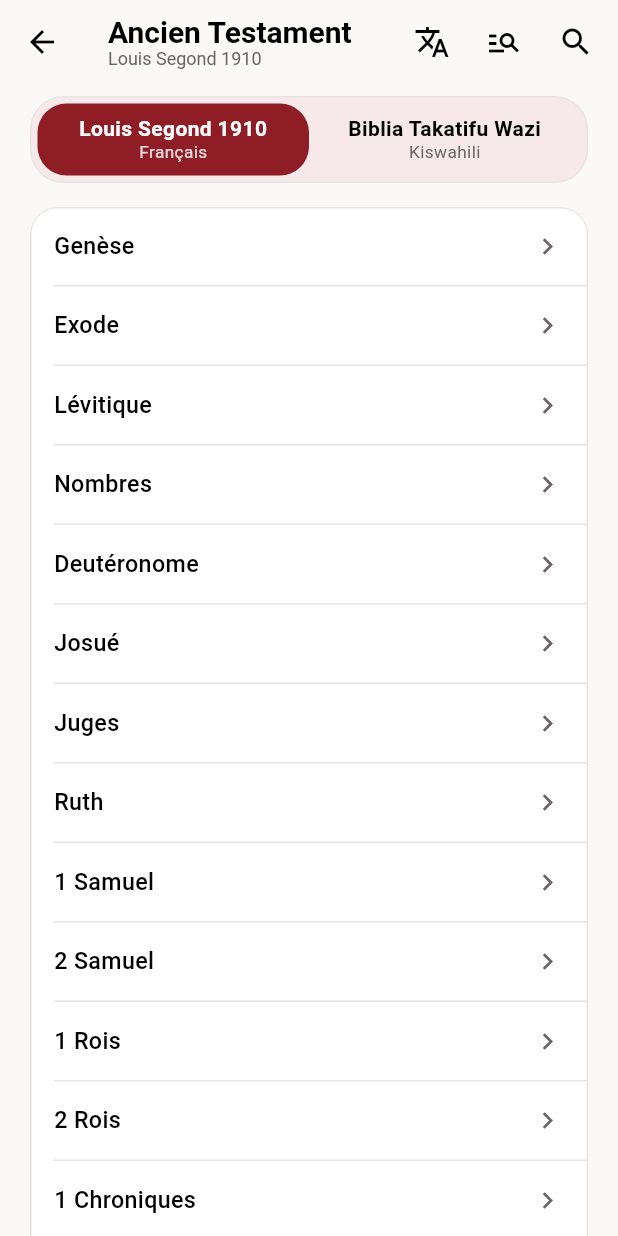
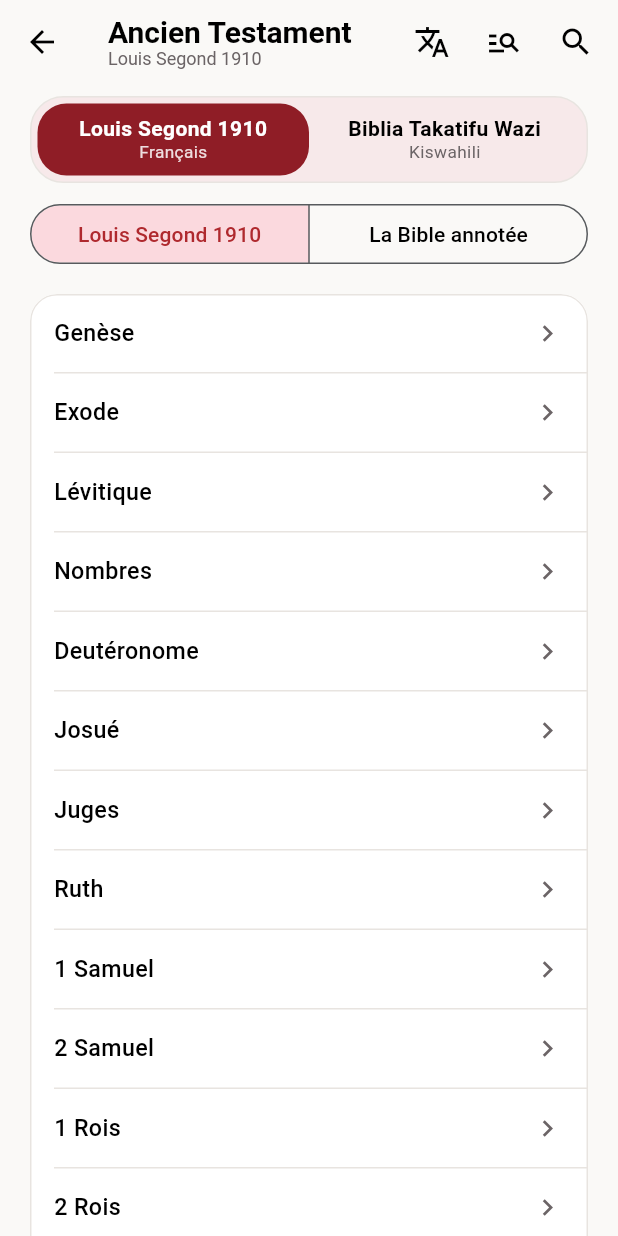
Before and after one commit to chadracklonde/EMUCompagnon, a Flutter app: the BooksScreen screen opened directly, on a phone screen of 412 x 824 dp. Run offline on Flutter 3.47's test engine with Material 3 defaults, Android fonts, the phone set to English and light mode, and no system bars; our stand-ins replace file_picker, flutter_local_notifications, just_audio, package_info_plus, share_plus, shared_preferences and 5 more; missing offline and left inert: quick_actions; accounts and stored records are empty.

Commit message:
Bible : choix entre Louis Segond et la Bible annotée dans l'onglet Bible
Le sélecteur du haut porte le nom de la version française en cours, et une
seconde barre permet de passer de Louis Segond à la Bible annotée. Vérifié en
lançant la version web de l'application (modes Texte, Étude, Notes).

Co-Authored-By: Claude Sonnet 5.5 <noreply@anthropic.com>
Claude-Session: https://claude.ai/code/session_01NQqraTNbDtSvVdBGCguveb

```diff
--- a/lib/features/bible/screens/books_screen.dart
+++ b/lib/features/bible/screens/books_screen.dart
@@ -130,7 +130,19 @@ class _BooksScreenState extends State<BooksScreen> {
         child: ListView(
           padding: const EdgeInsets.fromLTRB(20, 8, 20, 32),
           children: [
-            const LanguageSwitch(options: LanguageSwitch.bibles),
+            // Le libellé « français » porte le nom de la version française en cours.
+            LanguageSwitch(options: [
+              LanguageOption('fr',
+                  locale == 'fr' ? versionInfo.name : BibleVersions.lsg1910.name, 'Français'),
+              LanguageSwitch.bibles[1],
+            ]),
+            if (locale == 'fr') ...[
+              const SizedBox(height: 10),
+              _FrenchVersionChoice(
+                selected: version,
+                onChanged: (code) => settings.setBibleVersion(code),
+              ),
+            ],
             const SizedBox(height: 16),
             if (widget.filter == TestamentFilter.all && _lastRead != null) ...[
               AppCard(
@@ -158,6 +170,33 @@ class _BooksScreenState extends State<BooksScreen> {
             ],
           ],
         ),
+      ),
+    );
+  }
+}
+
+/// En français, le choix entre Louis Segond et la Bible annotée (avec notes).
+class _FrenchVersionChoice extends StatelessWidget {
+  final String selected;
+  final ValueChanged<String> onChanged;
+  const _FrenchVersionChoice({required this.selected, required this.onChanged});
+
+  @override
+  Widget build(BuildContext context) {
+    return SizedBox(
+      width: double.infinity,
+      child: SegmentedButton<String>(
+        showSelectedIcon: false,
+        style: const ButtonStyle(minimumSize: WidgetStatePropertyAll(Size.fromHeight(48))),
+        segments: [
+          for (final v in [BibleVersions.lsg1910, BibleVersions.annotee])
+            ButtonSegment(
+              value: v.code,
+              label: Text(v.name, maxLines: 1, overflow: TextOverflow.ellipsis),
+            ),
+        ],
+        selected: {selected == BibleVersions.annotee.code ? selected : BibleVersions.lsg1910.code},
+        onSelectionChanged: (s) => onChanged(s.first),
       ),
     );
   }
```
